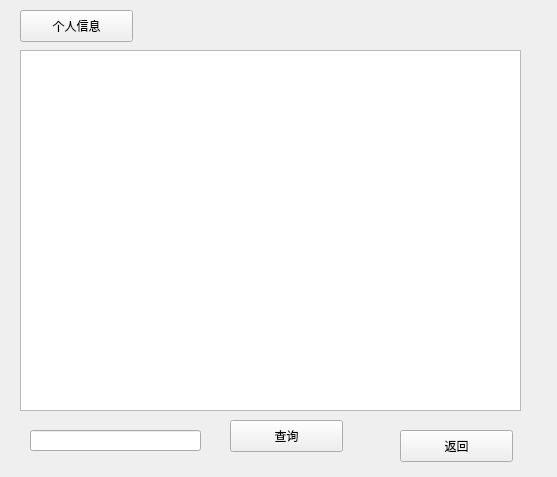
Above: teacher.ui from yccc233/mana-sys before the change. Below: the same form after it.
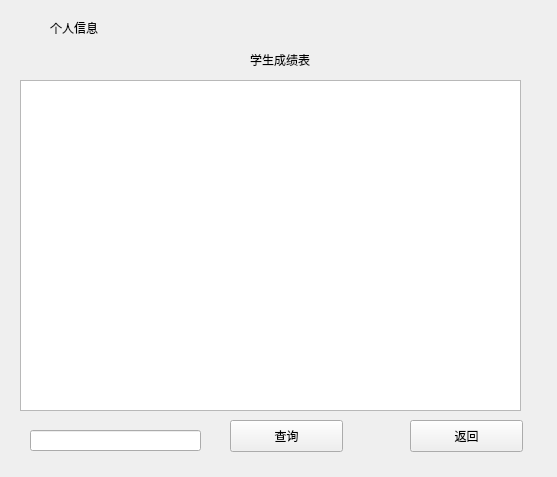
That is the form after the change.

Patch:
```diff
--- a/teacher.ui
+++ b/teacher.ui
@@ -17,8 +17,8 @@
    <widget class="QPushButton" name="pushButton_back">
     <property name="geometry">
      <rect>
-      <x>400</x>
-      <y>430</y>
+      <x>410</x>
+      <y>420</y>
       <width>113</width>
       <height>32</height>
      </rect>
@@ -31,23 +31,16 @@
     <property name="geometry">
      <rect>
       <x>20</x>
-      <y>50</y>
+      <y>80</y>
       <width>501</width>
-      <height>361</height>
+      <height>331</height>
      </rect>
     </property>
-   </widget>
-   <widget class="QPushButton" name="pushButton_info">
-    <property name="geometry">
-     <rect>
-      <x>20</x>
-      <y>10</y>
-      <width>113</width>
-      <height>32</height>
-     </rect>
+    <property name="layoutDirection">
+     <enum>Qt::LeftToRight</enum>
     </property>
-    <property name="text">
-     <string>个人信息</string>
+    <property name="autoFillBackground">
+     <bool>false</bool>
     </property>
    </widget>
    <widget class="QPushButton" name="pushButton_sea">
@@ -73,6 +66,51 @@
      </rect>
     </property>
    </widget>
+   <widget class="QLabel" name="label">
+    <property name="geometry">
+     <rect>
+      <x>50</x>
+      <y>20</y>
+      <width>81</width>
+      <height>16</height>
+     </rect>
+    </property>
+    <property name="text">
+     <string>个人信息</string>
+    </property>
+   </widget>
+   <widget class="QLabel" name="label_2">
+    <property name="geometry">
+     <rect>
+      <x>250</x>
+      <y>50</y>
+      <width>81</width>
+      <height>20</height>
+     </rect>
+    </property>
+    <property name="layoutDirection">
+     <enum>Qt::LeftToRight</enum>
+    </property>
+    <property name="autoFillBackground">
+     <bool>true</bool>
+    </property>
+    <property name="text">
+     <string>学生成绩表</string>
+    </property>
+   </widget>
+   <widget class="QLabel" name="show_info">
+    <property name="geometry">
+     <rect>
+      <x>150</x>
+      <y>20</y>
+      <width>351</width>
+      <height>16</height>
+     </rect>
+    </property>
+    <property name="text">
+     <string/>
+    </property>
+   </widget>
   </widget>
  </widget>
  <resources/>
```
